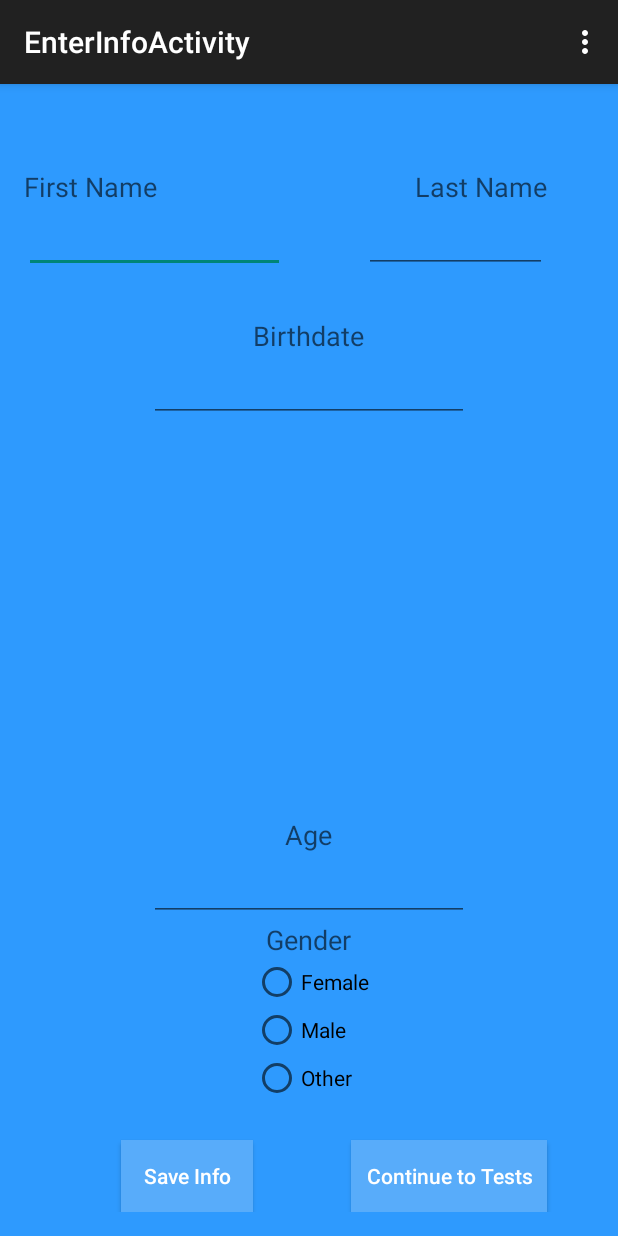
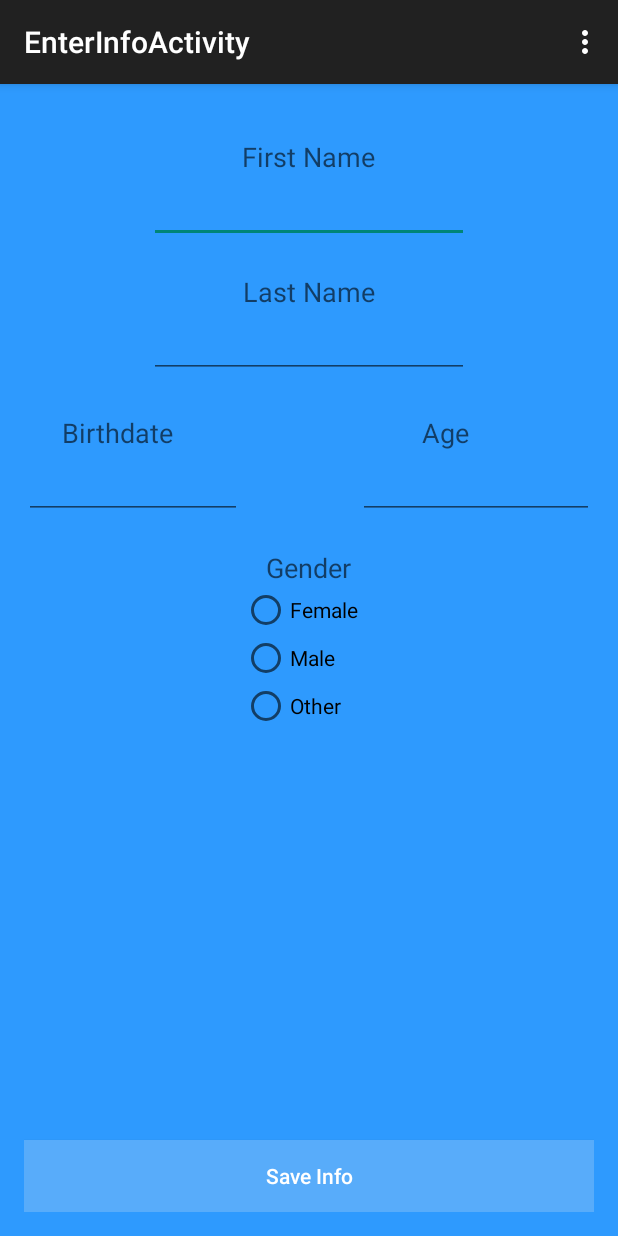
Before and after one commit to ntaub2010/StandUpTest, an Android app: the EnterInfoActivity screen opened directly, with no data from a screen before it, on a phone screen of 412 x 824 dp. Run offline under Robolectric (Android 15) with nearby library versions, the phone set to English and light mode, and no system bars.

Commit message:
For 5/4/15 presentation

```diff
--- a/app/src/main/java/com/naomitaub/standuptest/EnterInfoActivity.java
+++ b/app/src/main/java/com/naomitaub/standuptest/EnterInfoActivity.java
@@ -16,8 +16,9 @@ public class EnterInfoActivity extends MainActivity {
 
     EditText enterInfoFirstName, enterInfoLastName, enterInfoBirthdate, enterInfoAge;
     RadioButton femaleButton, maleButton, otherButton;
-    Button enterInfoSaveButton, goToTestsButton;
-    String enterInfoGender, EIFName, EILName, EIBDate, email;
+    Button enterInfoSaveButton;
+    //Button goToTestsButton;
+    String enterInfoGender, EIFName, EILName, EIBDate, email, ageString;
     int EIAge;
     Context ctxEnterInfo = this;
 
@@ -33,7 +34,10 @@ public class EnterInfoActivity extends MainActivity {
         enterInfoLastName = (EditText) findViewById(R.id.lastNameText);
         enterInfoBirthdate = (EditText) findViewById(R.id.birthdateText);
         enterInfoAge = (EditText) findViewById(R.id.ageText);
-        goToTestsButton = (Button) findViewById(R.id.continueToTestsButton);
+        ageString = enterInfoAge.getText().toString();
+        if(ageString == "")
+            ageString = "0";
+        //goToTestsButton = (Button) findViewById(R.id.continueToTestsButton);
 
         enterInfoSaveButton = (Button)findViewById(R.id.saveInfoButton);
         enterInfoSaveButton.setOnClickListener(new View.OnClickListener() {
@@ -42,8 +46,7 @@ public class EnterInfoActivity extends MainActivity {
                 EIFName = enterInfoFirstName.getText().toString();
                 EILName = enterInfoLastName.getText().toString();
                 EIBDate = enterInfoBirthdate.getText().toString();
-                EIAge = Integer.parseInt(enterInfoAge.getText().toString());
-
+                EIAge = Integer.parseInt(ageString);
 
                 femaleButton = (RadioButton) findViewById(R.id.genderFemaleButton);
                 maleButton = (RadioButton) findViewById(R.id.genderMaleButton);
@@ -59,15 +62,16 @@ public class EnterInfoActivity extends MainActivity {
                     enterInfoGender = "Other";
 
                 DatabaseOperations DB = new DatabaseOperations(ctxEnterInfo);
-                DB.putUserInfo(DB, EIFName, EILName, EIBDate, EIAge, enterInfoGender);
+                DB.putUserInfo(DB, email, EIFName, EILName, EIBDate, EIAge, enterInfoGender);
 
                 Toast.makeText(getBaseContext(), "User info updating successful", Toast.LENGTH_LONG).show();
 
-                goToTestsButton.setOnClickListener(new View.OnClickListener() {
+                launchTests(v, email);
+                /*goToTestsButton.setOnClickListener(new View.OnClickListener() {
                     public void onClick(View view) {
                         launchTests(view, email);
                     }
-                });
+                });*/
 
                 //finish();
 
--- a/app/src/main/res/layout/activity_enter_info.xml
+++ b/app/src/main/res/layout/activity_enter_info.xml
@@ -17,27 +17,29 @@
         android:textAppearance="?android:attr/textAppearanceMedium"
         android:text="First Name"
         android:id="@+id/firstNameTextView"
-        android:layout_marginTop="40dp"
+        android:layout_marginTop="20dp"
         android:layout_alignParentTop="true"
-        android:layout_alignParentStart="true" />
+        android:layout_centerHorizontal="true" />
 
     <TextView
         android:layout_width="wrap_content"
         android:layout_height="wrap_content"
         android:textAppearance="?android:attr/textAppearanceMedium"
         android:text="Birthdate"
+        android:layout_marginTop="24dp"
         android:id="@+id/birthdateTextView"
-        android:layout_marginTop="29dp"
-        android:layout_below="@+id/firstNameText"
-        android:layout_centerHorizontal="true" />
+        android:layout_below="@+id/lastNameText"
+        android:layout_alignParentStart="true"
+        android:layout_marginStart="25dp" />
 
     <TextView
         android:layout_width="wrap_content"
         android:layout_height="wrap_content"
         android:textAppearance="?android:attr/textAppearanceMedium"
         android:text="Gender"
+        android:layout_marginTop="20dp"
         android:id="@+id/genderTextView"
-        android:layout_above="@+id/radioGroup"
+        android:layout_below="@+id/ageText"
         android:layout_centerHorizontal="true" />
 
     <EditText
@@ -48,56 +50,20 @@
         android:ems="10"
         android:id="@+id/firstNameText"
         android:layout_below="@+id/firstNameTextView"
-        android:layout_alignParentStart="true"
-        android:layout_toStartOf="@+id/ageTextView" />
+        android:layout_centerHorizontal="true" />
 
     <RadioGroup
         android:layout_width="fill_parent"
         android:layout_height="wrap_content"
         android:id="@+id/radioGroup"
         android:layout_marginBottom="25dp"
-        android:layout_above="@+id/continueToTestsButton"
+        android:layout_above="@+id/saveInfoButton"
         android:layout_alignEnd="@+id/ageText"
         android:layout_toEndOf="@+id/firstNameTextView"
         android:layout_alignStart="@+id/birthdateTextView">
 
-        <RadioButton
-            android:layout_width="wrap_content"
-            android:layout_height="wrap_content"
-            android:text="Female"
-            android:id="@+id/genderFemaleButton"
-            android:checked="false" />
-
-        <RadioButton
-            android:layout_width="wrap_content"
-            android:layout_height="wrap_content"
-            android:text="Male"
-            android:id="@+id/genderMaleButton"
-            android:checked="false" />
-
-        <RadioButton
-            android:layout_width="wrap_content"
-            android:layout_height="wrap_content"
-            android:text="Other"
-            android:id="@+id/genderOtherButton"
-            android:checked="false" />
-
     </RadioGroup>
 
-
-
-    <Button
-        android:layout_width="wrap_content"
-        android:layout_height="wrap_content"
-        android:text="Continue to Tests"
-        android:textAllCaps="false"
-        android:id="@+id/continueToTestsButton"
-        android:background="#58ACFA"
-        android:textColor="#FFFFFF"
-        android:padding="10dp"
-        android:gravity="center"
-        android:layout_alignParentBottom="true"
-        android:layout_toEndOf="@+id/genderTextView" />
 
     <EditText
         android:layout_width="wrap_content"
@@ -106,7 +72,7 @@
         android:ems="10"
         android:id="@+id/birthdateText"
         android:layout_below="@+id/birthdateTextView"
-        android:layout_alignStart="@+id/ageText" />
+        android:layout_toStartOf="@+id/genderFemaleButton" />
 
     <TextView
         android:layout_width="wrap_content"
@@ -114,9 +80,8 @@
         android:textAppearance="?android:attr/textAppearanceMedium"
         android:text="Age"
         android:id="@+id/ageTextView"
-        android:layout_marginTop="39dp"
-        android:layout_above="@+id/ageText"
-        android:layout_centerHorizontal="true" />
+        android:layout_above="@+id/birthdateText"
+        android:layout_alignEnd="@+id/lastNameText" />
 
     <EditText
 
@@ -125,8 +90,9 @@
         android:inputType="number"
         android:ems="10"
         android:id="@+id/ageText"
-        android:layout_above="@id/genderTextView"
-        android:layout_centerHorizontal="true" />
+        android:layout_below="@+id/ageTextView"
+        android:layout_alignParentEnd="true"
+        android:layout_toEndOf="@+id/genderFemaleButton" />
 
     <TextView
         android:layout_width="wrap_content"
@@ -134,8 +100,9 @@
         android:textAppearance="?android:attr/textAppearanceMedium"
         android:text="Last Name"
         android:id="@+id/lastNameTextView"
-        android:layout_above="@+id/lastNameText"
-        android:layout_alignEnd="@+id/continueToTestsButton" />
+        android:layout_below="@+id/firstNameText"
+        android:layout_centerHorizontal="true"
+        android:layout_marginTop="20dp"/>
 
     <EditText
         android:layout_width="wrap_content"
@@ -144,9 +111,8 @@
         android:text=""
         android:ems="10"
         android:id="@+id/lastNameText"
-        android:layout_above="@+id/birthdateTextView"
-        android:layout_alignEnd="@+id/lastNameTextView"
-        android:layout_toEndOf="@+id/birthdateTextView" />
+        android:layout_below="@+id/lastNameTextView"
+        android:layout_centerHorizontal="true" />
 
     <Button
         android:background="#58ACFA"
@@ -154,12 +120,39 @@
         android:padding="10dp"
         android:gravity="center"
         android:textAllCaps="false"
-        android:layout_width="wrap_content"
+        android:layout_width="match_parent"
         android:layout_height="wrap_content"
         android:text="Save Info"
         android:id="@+id/saveInfoButton"
         android:layout_alignParentBottom="true"
-        android:layout_toStartOf="@+id/radioGroup" />
+        android:layout_centerHorizontal="true" />
+
+    <RadioButton
+        android:layout_width="wrap_content"
+        android:layout_height="wrap_content"
+        android:text="Female"
+        android:id="@+id/genderFemaleButton"
+        android:checked="false"
+        android:layout_below="@+id/genderTextView"
+        android:layout_alignStart="@+id/firstNameTextView" />
+
+    <RadioButton
+        android:layout_width="wrap_content"
+        android:layout_height="wrap_content"
+        android:text="Male"
+        android:id="@+id/genderMaleButton"
+        android:checked="false"
+        android:layout_below="@+id/genderFemaleButton"
+        android:layout_alignLeft="@+id/firstNameTextView" />
+
+    <RadioButton
+        android:layout_width="wrap_content"
+        android:layout_height="wrap_content"
+        android:text="Other"
+        android:id="@+id/genderOtherButton"
+        android:checked="false"
+        android:layout_below="@+id/genderMaleButton"
+        android:layout_alignLeft="@+id/firstNameTextView" />
 
 
 </RelativeLayout>
```
Also changed, not shown: app/src/main/java/com/naomitaub/standuptest/DatabaseOperations.java (+5 -4 lines), app/src/main/java/com/naomitaub/standuptest/LoginActivity.java (+12 -1 lines), app/src/main/res/layout/activity_login.xml (+20 -19 lines), 37 other files.
